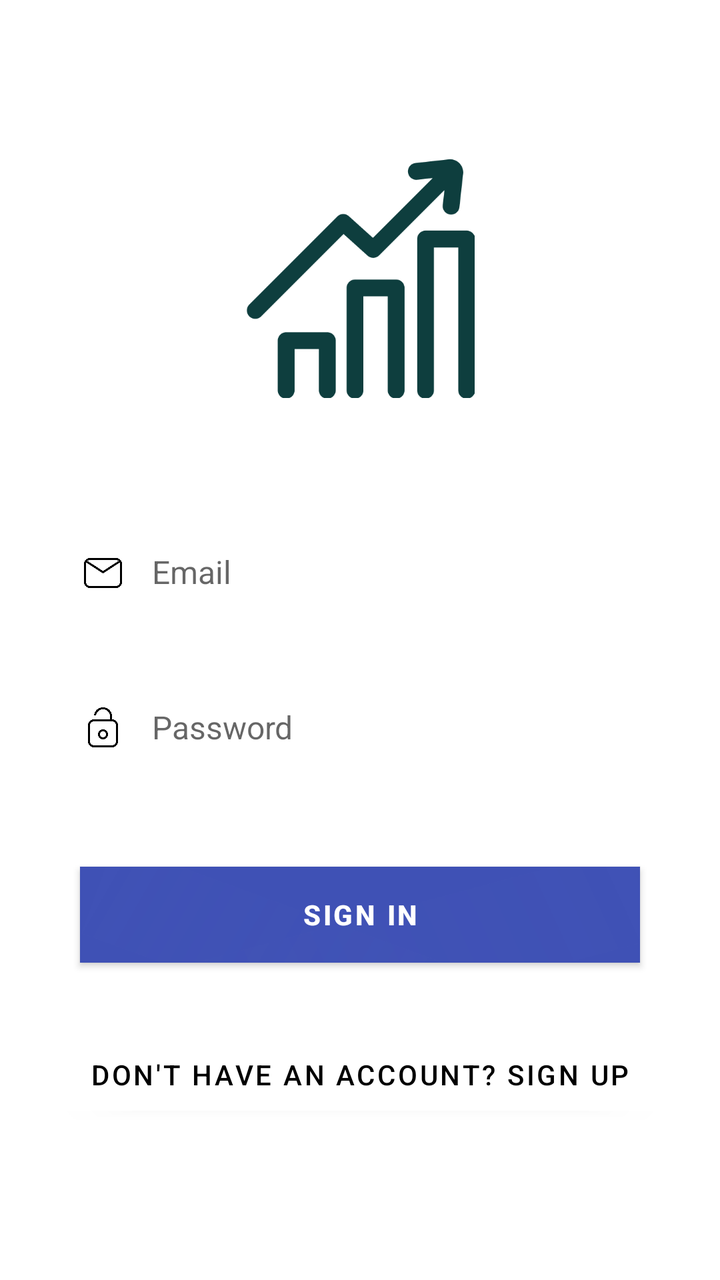
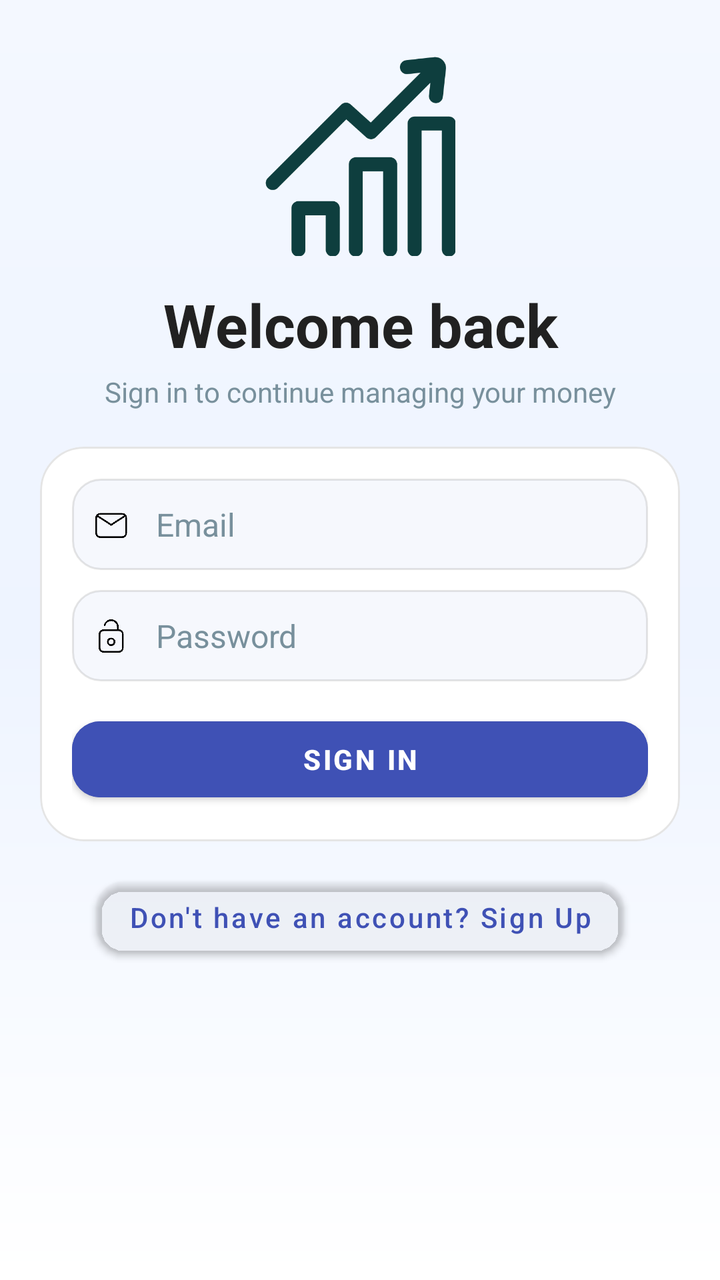

Screens rendered from an Android XML layout before and after an edit, with the pre-edit source and the edit as a unified diff.
<!-- AndroidManifest.xml: application theme Theme.ImiliPocket -->
<!-- res/layout/activity_sign_in.xml -->
<?xml version="1.0" encoding="utf-8"?>
<androidx.constraintlayout.widget.ConstraintLayout xmlns:android="http://schemas.android.com/apk/res/android"
    xmlns:app="http://schemas.android.com/apk/res-auto"
    android:layout_width="match_parent"
    android:layout_height="match_parent"
    android:orientation="vertical"
    android:gravity="center"
    android:padding="24dp"
    android:background="@color/white">

    
    <ImageView
        android:id="@+id/logoImage"
        android:layout_width="120dp"
        android:layout_height="120dp"
        android:layout_marginTop="300dp"
        android:layout_marginBottom="32dp"
        android:src="@drawable/logo"
        app:layout_constraintBottom_toTopOf="@+id/emailInputLayout"
        app:layout_constraintEnd_toEndOf="parent"
        app:layout_constraintStart_toStartOf="parent"
        app:layout_constraintTop_toTopOf="parent" />

    
    <androidx.constraintlayout.widget.ConstraintLayout
        android:id="@+id/emailInputLayout"
        android:layout_width="0dp"
        android:layout_height="wrap_content"
        android:layout_marginStart="16dp"
        android:layout_marginTop="32dp"
        android:layout_marginEnd="16dp"
        android:layout_marginBottom="16dp"
        app:layout_constraintBottom_toTopOf="@+id/passwordInputLayout"
        app:layout_constraintEnd_toEndOf="parent"
        app:layout_constraintStart_toStartOf="parent"
        app:layout_constraintTop_toBottomOf="@id/logoImage">

        <ImageView
            android:id="@+id/emailIcon"
            android:layout_width="24dp"
            android:layout_height="24dp"
            android:layout_marginEnd="8dp"
            android:src="@drawable/ic_email"
            app:layout_constraintBottom_toBottomOf="parent"
            app:layout_constraintStart_toStartOf="parent"
            app:layout_constraintTop_toTopOf="parent" />

        <EditText
            android:id="@+id/etEmail"
            android:layout_width="0dp"
            android:layout_height="wrap_content"
            android:background="@null"
            android:hint="Email"
            android:inputType="textEmailAddress"
            android:padding="12dp"
            android:textSize="16sp"
            app:layout_constraintBottom_toBottomOf="parent"
            app:layout_constraintEnd_toEndOf="parent"
            app:layout_constraintStart_toEndOf="@id/emailIcon"
            app:layout_constraintTop_toTopOf="parent" />
    </androidx.constraintlayout.widget.ConstraintLayout>

    
    <androidx.constraintlayout.widget.ConstraintLayout
        android:id="@+id/passwordInputLayout"
        android:layout_width="0dp"
        android:layout_height="wrap_content"
        android:layout_marginStart="16dp"
        android:layout_marginTop="16dp"
        android:layout_marginEnd="16dp"
        android:layout_marginBottom="23dp"
        app:layout_constraintBottom_toTopOf="@+id/btnSignIn"
        app:layout_constraintEnd_toEndOf="parent"
        app:layout_constraintStart_toStartOf="parent"
        app:layout_constraintTop_toBottomOf="@id/emailInputLayout">

        <ImageView
            android:id="@+id/passwordIcon"
            android:layout_width="24dp"
            android:layout_height="24dp"
            android:layout_marginEnd="8dp"
            android:src="@drawable/ic_password"
            app:layout_constraintBottom_toBottomOf="parent"
            app:layout_constraintStart_toStartOf="parent"
            app:layout_constraintTop_toTopOf="parent" />

        <EditText
            android:id="@+id/etPassword"
            android:layout_width="0dp"
            android:layout_height="wrap_content"
            android:background="@null"
            android:hint="Password"
            android:inputType="textPassword"
            android:padding="12dp"
            android:textSize="16sp"
            app:layout_constraintBottom_toBottomOf="parent"
            app:layout_constraintEnd_toEndOf="parent"
            app:layout_constraintStart_toEndOf="@id/passwordIcon"
            app:layout_constraintTop_toTopOf="parent" />
    </androidx.constraintlayout.widget.ConstraintLayout>

    
    <Button
        android:id="@+id/btnSignIn"
        android:layout_width="0dp"
        android:layout_height="48dp"
        android:layout_marginStart="16dp"
        android:layout_marginTop="24dp"
        android:layout_marginEnd="16dp"
        android:layout_marginBottom="16dp"
        android:background="@drawable/gradient_wave"
        android:text="Sign In"
        android:textColor="@color/white"
        android:textStyle="bold"
        app:layout_constraintBottom_toTopOf="@+id/btnGoToSignUp"
        app:layout_constraintEnd_toEndOf="parent"
        app:layout_constraintStart_toStartOf="parent"
        app:layout_constraintTop_toBottomOf="@id/passwordInputLayout" />

    
    <Button
        android:id="@+id/btnGoToSignUp"
        android:layout_width="wrap_content"
        android:layout_height="wrap_content"
        android:layout_marginTop="16dp"
        android:layout_marginBottom="300dp"
        android:backgroundTint="@color/white"
        android:text="Don't have an account? Sign Up"
        android:textColor="@color/black"
        android:textSize="14sp"
        app:layout_constraintBottom_toBottomOf="parent"
        app:layout_constraintEnd_toEndOf="parent"
        app:layout_constraintStart_toStartOf="parent"
        app:layout_constraintTop_toBottomOf="@id/btnSignIn" />

</androidx.constraintlayout.widget.ConstraintLayout>
<!-- resources referenced by this layout -->
<resources>
  <color name="black">#FF000000</color>
  <color name="white">#FFFFFFFF</color>
  <!-- drawable gradient_wave (drawable) -->
  <layer-list xmlns:android="http://schemas.android.com/apk/res/android">
      
      <item>
          <shape android:shape="rectangle">
              <gradient
                  android:angle="45"
                  android:startColor="@color/primary_light"
                  android:centerColor="@color/primary_color"
                  android:endColor="@color/primary_dark"
                  android:type="linear" />
          </shape>
      </item>
  
      
      <item>
          <rotate android:fromDegrees="-15"
              android:pivotX="85%"
              android:pivotY="15%">
              <shape android:shape="rectangle">
                  <gradient
                      android:angle="45"
                      android:startColor="@color/white_alpha_20"
                      android:endColor="@color/white_alpha_10"
                      android:type="linear" />
                  <size android:height="160dp" />
              </shape>
          </rotate>
      </item>
  
      
      <item>
          <rotate android:fromDegrees="20"
              android:pivotX="15%"
              android:pivotY="90%">
              <shape android:shape="rectangle">
                  <gradient
                      android:angle="135"
                      android:startColor="@color/primary_color_alpha_30"
                      android:endColor="@color/primary_color_alpha_10"
                      android:type="linear" />
                  <size android:height="200dp" />
              </shape>
          </rotate>
      </item>
  </layer-list>
  <!-- drawable ic_email: png bitmap (drawable, 10418 bytes) -->
  <!-- drawable ic_password: png bitmap (drawable, 12329 bytes) -->
  <!-- drawable logo: png bitmap (drawable, 7417 bytes) -->
  <style name="Theme.ImiliPocket" parent="Theme.MaterialComponents.DayNight.NoActionBar">
          <item name="colorPrimary">@color/primary_color</item> 
          <item name="colorPrimaryVariant">@color/primary_dark</item> 
          <item name="colorOnPrimary">@color/white</item>
          <item name="colorSecondary">@color/secondary_color</item> 
          <item name="colorSecondaryVariant">@color/secondary_dark</item> 
          <item name="colorOnSecondary">@color/black</item>
          <item name="android:statusBarColor">@android:color/transparent</item>
          <item name="android:windowLightStatusBar">true</item>
          <item name="android:navigationBarColor">@android:color/transparent</item>
          <item name="android:windowDrawsSystemBarBackgrounds">true</item>
      </style>
  <color name="primary_light">#C5CAE9</color>
  <color name="primary_color">#3F51B5</color>
  <color name="primary_dark">#303F9F</color>
  <color name="white_alpha_20">#33FFFFFF</color>
  <color name="white_alpha_10">#1AFFFFFF</color>
  <color name="primary_color_alpha_30">#4D3F51B5</color>
  <color name="primary_color_alpha_10">#1A3F51B5</color>
  <color name="secondary_color">#F06292</color>
  <color name="secondary_dark">#C2185B</color>
</resources>

<!-- the commit's change to res/layout/activity_sign_in.xml (unified diff, before → after) -->
@@ -1,136 +1,152 @@
 <?xml version="1.0" encoding="utf-8"?>
-<androidx.constraintlayout.widget.ConstraintLayout xmlns:android="http://schemas.android.com/apk/res/android"
+<ScrollView xmlns:android="http://schemas.android.com/apk/res/android"
     xmlns:app="http://schemas.android.com/apk/res-auto"
     android:layout_width="match_parent"
     android:layout_height="match_parent"
-    android:orientation="vertical"
-    android:gravity="center"
-    android:padding="24dp"
-    android:background="@color/white">
+    android:background="@drawable/bg_screen_modern"
+    android:paddingStart="20dp"
+    android:paddingTop="28dp"
+    android:paddingEnd="20dp"
+    android:paddingBottom="24dp">
 
-    
-    <ImageView
-        android:id="@+id/logoImage"
-        android:layout_width="120dp"
-        android:layout_height="120dp"
-        android:layout_marginTop="300dp"
-        android:layout_marginBottom="32dp"
-        android:src="@drawable/logo"
-        app:layout_constraintBottom_toTopOf="@+id/emailInputLayout"
-        app:layout_constraintEnd_toEndOf="parent"
-        app:layout_constraintStart_toStartOf="parent"
-        app:layout_constraintTop_toTopOf="parent" />
-
-    
-    <androidx.constraintlayout.widget.ConstraintLayout
-        android:id="@+id/emailInputLayout"
-        android:layout_width="0dp"
+    <LinearLayout
+        android:layout_width="match_parent"
         android:layout_height="wrap_content"
-        android:layout_marginStart="16dp"
-        android:layout_marginTop="32dp"
-        android:layout_marginEnd="16dp"
-        android:layout_marginBottom="16dp"
-        app:layout_constraintBottom_toTopOf="@+id/passwordInputLayout"
-        app:layout_constraintEnd_toEndOf="parent"
-        app:layout_constraintStart_toStartOf="parent"
-        app:layout_constraintTop_toBottomOf="@id/logoImage">
+        android:orientation="vertical">
 
         <ImageView
-            android:id="@+id/emailIcon"
-            android:layout_width="24dp"
-            android:layout_height="24dp"
-            android:layout_marginEnd="8dp"
-            android:src="@drawable/ic_email"
-            app:layout_constraintBottom_toBottomOf="parent"
-            app:layout_constraintStart_toStartOf="parent"
-            app:layout_constraintTop_toTopOf="parent" />
+            android:id="@+id/logoImage"
+            android:layout_width="100dp"
+            android:layout_height="100dp"
+            android:layout_gravity="center_horizontal"
+            android:src="@drawable/logo" />
 
-        <EditText
-            android:id="@+id/etEmail"
-            android:layout_width="0dp"
+        <TextView
+            android:layout_width="match_parent"
             android:layout_height="wrap_content"
-            android:background="@null"
-            android:hint="Email"
-            android:inputType="textEmailAddress"
-            android:padding="12dp"
-            android:textSize="16sp"
-            app:layout_constraintBottom_toBottomOf="parent"
-            app:layout_constraintEnd_toEndOf="parent"
-            app:layout_constraintStart_toEndOf="@id/emailIcon"
-            app:layout_constraintTop_toTopOf="parent" />
-    </androidx.constraintlayout.widget.ConstraintLayout>
+            android:layout_marginTop="14dp"
+            android:gravity="center"
+            android:text="Welcome back"
+            android:textColor="@color/text_primary"
+            android:textSize="30sp"
+            android:textStyle="bold" />
 
-    
-    <androidx.constraintlayout.widget.ConstraintLayout
-        android:id="@+id/passwordInputLayout"
-        android:layout_width="0dp"
-        android:layout_height="wrap_content"
-        android:layout_marginStart="16dp"
-        android:layout_marginTop="16dp"
-        android:layout_marginEnd="16dp"
-        android:layout_marginBottom="23dp"
-        app:layout_constraintBottom_toTopOf="@+id/btnSignIn"
-        app:layout_constraintEnd_toEndOf="parent"
-        app:layout_constraintStart_toStartOf="parent"
-        app:layout_constraintTop_toBottomOf="@id/emailInputLayout">
+        <TextView
+            android:layout_width="match_parent"
+            android:layout_height="wrap_content"
+            android:layout_marginTop="4dp"
+            android:gravity="center"
+            android:text="Sign in to continue managing your money"
+            android:textColor="@color/text_secondary"
+            android:textSize="14sp" />
 
-        <ImageView
-            android:id="@+id/passwordIcon"
-            android:layout_width="24dp"
-            android:layout_height="24dp"
-            android:layout_marginEnd="8dp"
-            android:src="@drawable/ic_password"
-            app:layout_constraintBottom_toBottomOf="parent"
-            app:layout_constraintStart_toStartOf="parent"
-            app:layout_constraintTop_toTopOf="parent" />
+        <com.google.android.material.card.MaterialCardView
+            android:layout_width="match_parent"
+            android:layout_height="wrap_content"
+            android:layout_marginTop="18dp"
+            app:cardBackgroundColor="@android:color/white"
+            app:cardCornerRadius="22dp"
+            app:cardElevation="0dp"
+            app:strokeColor="@color/surface_outline"
+            app:strokeWidth="1dp">
 
-        <EditText
-            android:id="@+id/etPassword"
-            android:layout_width="0dp"
+            <LinearLayout
+                android:layout_width="match_parent"
+                android:layout_height="wrap_content"
+                android:orientation="vertical"
+                android:padding="16dp">
+
+                <androidx.constraintlayout.widget.ConstraintLayout
+                    android:id="@+id/emailInputLayout"
+                    android:layout_width="match_parent"
+                    android:layout_height="wrap_content"
+                    android:background="@drawable/bg_input_surface"
+                    android:paddingStart="10dp"
+                    android:paddingEnd="10dp">
+
+                    <ImageView
+                        android:id="@+id/emailIcon"
+                        android:layout_width="20dp"
+                        android:layout_height="20dp"
+                        android:src="@drawable/ic_email"
+                        app:layout_constraintStart_toStartOf="parent"
+                        app:layout_constraintTop_toTopOf="parent"
+                        app:layout_constraintBottom_toBottomOf="parent" />
+
+                    <EditText
+                        android:id="@+id/etEmail"
+                        android:layout_width="0dp"
+                        android:layout_height="wrap_content"
+                        android:background="@android:color/transparent"
+                        android:hint="Email"
+                        android:inputType="textEmailAddress"
+                        android:padding="12dp"
+                        android:textColor="@color/text_primary"
+                        android:textColorHint="@color/text_secondary"
+                        android:textSize="16sp"
+                        app:layout_constraintStart_toEndOf="@id/emailIcon"
+                        app:layout_constraintEnd_toEndOf="parent"
+                        app:layout_constraintTop_toTopOf="parent"
+                        app:layout_constraintBottom_toBottomOf="parent" />
+                </androidx.constraintlayout.widget.ConstraintLayout>
+
+                <androidx.constraintlayout.widget.ConstraintLayout
+                    android:id="@+id/passwordInputLayout"
+                    android:layout_width="match_parent"
+                    android:layout_height="wrap_content"
+                    android:layout_marginTop="10dp"
+                    android:background="@drawable/bg_input_surface"
+                    android:paddingStart="10dp"
+                    android:paddingEnd="10dp">
+
+                    <ImageView
+                        android:id="@+id/passwordIcon"
+                        android:layout_width="20dp"
+                        android:layout_height="20dp"
+                        android:src="@drawable/ic_password"
+                        app:layout_constraintStart_toStartOf="parent"
+                        app:layout_constraintTop_toTopOf="parent"
+                        app:layout_constraintBottom_toBottomOf="parent" />
+
+                    <EditText
+                        android:id="@+id/etPassword"
+                        android:layout_width="0dp"
+                        android:layout_height="wrap_content"
+                        android:background="@android:color/transparent"
+                        android:hint="Password"
+                        android:inputType="textPassword"
+                        android:padding="12dp"
+                        android:textColor="@color/text_primary"
+                        android:textColorHint="@color/text_secondary"
+                        android:textSize="16sp"
+                        app:layout_constraintStart_toEndOf="@id/passwordIcon"
+                        app:layout_constraintEnd_toEndOf="parent"
+                        app:layout_constraintTop_toTopOf="parent"
+                        app:layout_constraintBottom_toBottomOf="parent" />
+                </androidx.constraintlayout.widget.ConstraintLayout>
+
+                <Button
+                    android:id="@+id/btnSignIn"
+                    android:layout_width="match_parent"
+                    android:layout_height="50dp"
+                    android:layout_marginTop="14dp"
+                    android:backgroundTint="@color/primary_color"
+                    android:text="Sign In"
+                    android:textColor="@color/white"
+                    android:textStyle="bold" />
+            </LinearLayout>
+        </com.google.android.material.card.MaterialCardView>
+
+        <Button
+            android:id="@+id/btnGoToSignUp"
+            android:layout_width="wrap_content"
             android:layout_height="wrap_content"
-            android:background="@null"
-            android:hint="Password"
-            android:inputType="textPassword"
-            android:padding="12dp"
-            android:textSize="16sp"
-            app:layout_constraintBottom_toBottomOf="parent"
-            app:layout_constraintEnd_toEndOf="parent"
-            app:layout_constraintStart_toEndOf="@id/passwordIcon"
-            app:layout_constraintTop_toTopOf="parent" />
-    </androidx.constraintlayout.widget.ConstraintLayout>
-
-    
-    <Button
-        android:id="@+id/btnSignIn"
-        android:layout_width="0dp"
-        android:layout_height="48dp"
-        android:layout_marginStart="16dp"
-        android:layout_marginTop="24dp"
-        android:layout_marginEnd="16dp"
-        android:layout_marginBottom="16dp"
-        android:background="@drawable/gradient_wave"
-        android:text="Sign In"
-        android:textColor="@color/white"
-        android:textStyle="bold"
-        app:layout_constraintBottom_toTopOf="@+id/btnGoToSignUp"
-        app:layout_constraintEnd_toEndOf="parent"
-        app:layout_constraintStart_toStartOf="parent"
-        app:layout_constraintTop_toBottomOf="@id/passwordInputLayout" />
-
-    
-    <Button
-        android:id="@+id/btnGoToSignUp"
-        android:layout_width="wrap_content"
-        android:layout_height="wrap_content"
-        android:layout_marginTop="16dp"
-        android:layout_marginBottom="300dp"
-        android:backgroundTint="@color/white"
-        android:text="Don't have an account? Sign Up"
-        android:textColor="@color/black"
-        android:textSize="14sp"
-        app:layout_constraintBottom_toBottomOf="parent"
-        app:layout_constraintEnd_toEndOf="parent"
-        app:layout_constraintStart_toStartOf="parent"
-        app:layout_constraintTop_toBottomOf="@id/btnSignIn" />
-
-</androidx.constraintlayout.widget.ConstraintLayout>
+            android:layout_gravity="center_horizontal"
+            android:layout_marginTop="14dp"
+            android:backgroundTint="@android:color/transparent"
+            android:text="Don't have an account? Sign Up"
+            android:textAllCaps="false"
+            android:textColor="@color/primary_color"
+            android:textSize="14sp" />
+    </LinearLayout>
+</ScrollView>
<!-- resource entries referenced after the edit -->
@@ -1,53 +1,33 @@
 <!-- resources referenced by this layout -->
 <resources>
   <color name="black">#FF000000</color>
+  <style name="ShapeAppearance.ImiliPocket.Medium" parent="ShapeAppearance.MaterialComponents.MediumComponent">
+          <item name="cornerFamily">rounded</item>
+          <item name="cornerSize">20dp</item>
+      </style>
+  <style name="ShapeAppearance.ImiliPocket.Small" parent="ShapeAppearance.MaterialComponents.SmallComponent">
+          <item name="cornerFamily">rounded</item>
+          <item name="cornerSize">14dp</item>
+      </style>
   <color name="white">#FFFFFFFF</color>
-  <!-- drawable gradient_wave (drawable) -->
-  <layer-list xmlns:android="http://schemas.android.com/apk/res/android">
-      
-      <item>
-          <shape android:shape="rectangle">
-              <gradient
-                  android:angle="45"
-                  android:startColor="@color/primary_light"
-                  android:centerColor="@color/primary_color"
-                  android:endColor="@color/primary_dark"
-                  android:type="linear" />
-          </shape>
-      </item>
-  
-      
-      <item>
-          <rotate android:fromDegrees="-15"
-              android:pivotX="85%"
-              android:pivotY="15%">
-              <shape android:shape="rectangle">
-                  <gradient
-                      android:angle="45"
-                      android:startColor="@color/white_alpha_20"
-                      android:endColor="@color/white_alpha_10"
-                      android:type="linear" />
-                  <size android:height="160dp" />
-              </shape>
-          </rotate>
-      </item>
-  
-      
-      <item>
-          <rotate android:fromDegrees="20"
-              android:pivotX="15%"
-              android:pivotY="90%">
-              <shape android:shape="rectangle">
-                  <gradient
-                      android:angle="135"
-                      android:startColor="@color/primary_color_alpha_30"
-                      android:endColor="@color/primary_color_alpha_10"
-                      android:type="linear" />
-                  <size android:height="200dp" />
-              </shape>
-          </rotate>
-      </item>
-  </layer-list>
+  <!-- drawable bg_input_surface (drawable) -->
+  <?xml version="1.0" encoding="utf-8"?>
+  <shape xmlns:android="http://schemas.android.com/apk/res/android">
+      <solid android:color="#FFF6F8FD" />
+      <corners android:radius="14dp" />
+      <stroke
+          android:width="1dp"
+          android:color="#1A000000" />
+  </shape>
+  <!-- drawable bg_screen_modern (drawable) -->
+  <?xml version="1.0" encoding="utf-8"?>
+  <shape xmlns:android="http://schemas.android.com/apk/res/android">
+      <gradient
+          android:angle="270"
+          android:startColor="#F4F8FF"
+          android:centerColor="#EEF4FF"
+          android:endColor="#FFFFFF" />
+  </shape>
   <!-- drawable ic_email: png bitmap (drawable, 10418 bytes) -->
   <!-- drawable ic_password: png bitmap (drawable, 12329 bytes) -->
   <!-- drawable logo: png bitmap (drawable, 7417 bytes) -->
@@ -62,14 +42,15 @@
           <item name="android:windowLightStatusBar">true</item>
           <item name="android:navigationBarColor">@android:color/transparent</item>
           <item name="android:windowDrawsSystemBarBackgrounds">true</item>
+          <item name="android:windowBackground">@drawable/bg_screen_modern</item>
+          <item name="shapeAppearanceMediumComponent">@style/ShapeAppearance.ImiliPocket.Medium</item>
+          <item name="shapeAppearanceSmallComponent">@style/ShapeAppearance.ImiliPocket.Small</item>
       </style>
-  <color name="primary_light">#C5CAE9</color>
   <color name="primary_color">#3F51B5</color>
+  <color name="surface_outline">#1A000000</color>
+  <color name="text_primary">#212121</color>
+  <color name="text_secondary">#78909C</color>
   <color name="primary_dark">#303F9F</color>
-  <color name="white_alpha_20">#33FFFFFF</color>
-  <color name="white_alpha_10">#1AFFFFFF</color>
-  <color name="primary_color_alpha_30">#4D3F51B5</color>
-  <color name="primary_color_alpha_10">#1A3F51B5</color>
   <color name="secondary_color">#F06292</color>
   <color name="secondary_dark">#C2185B</color>
 </resources>
